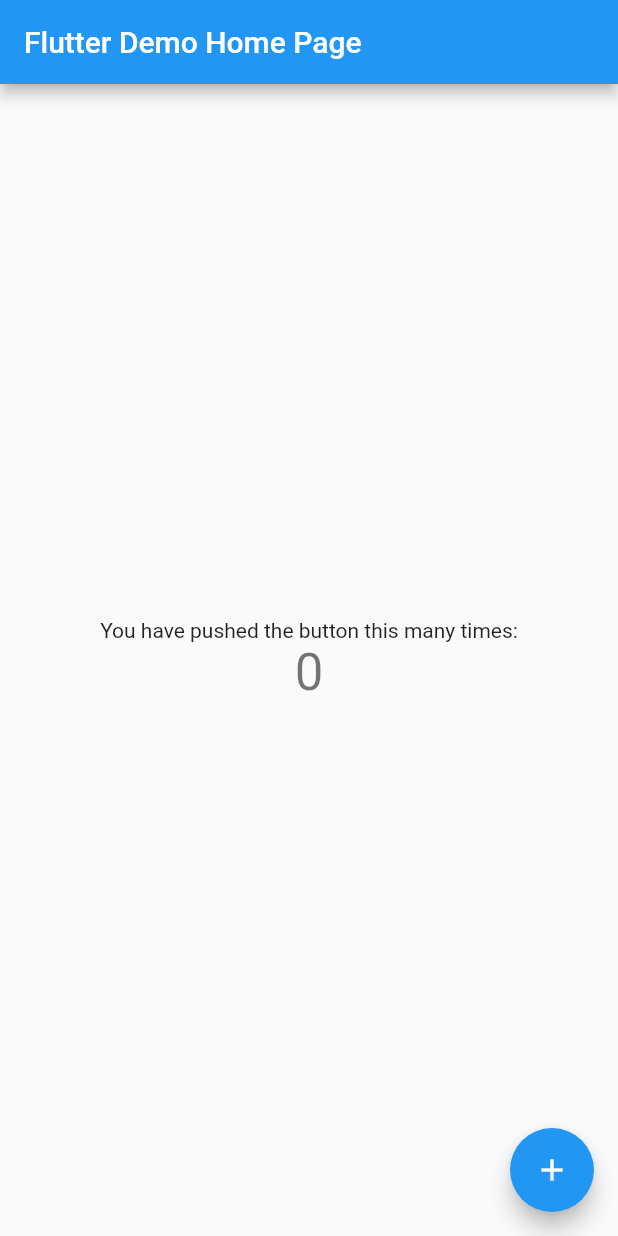
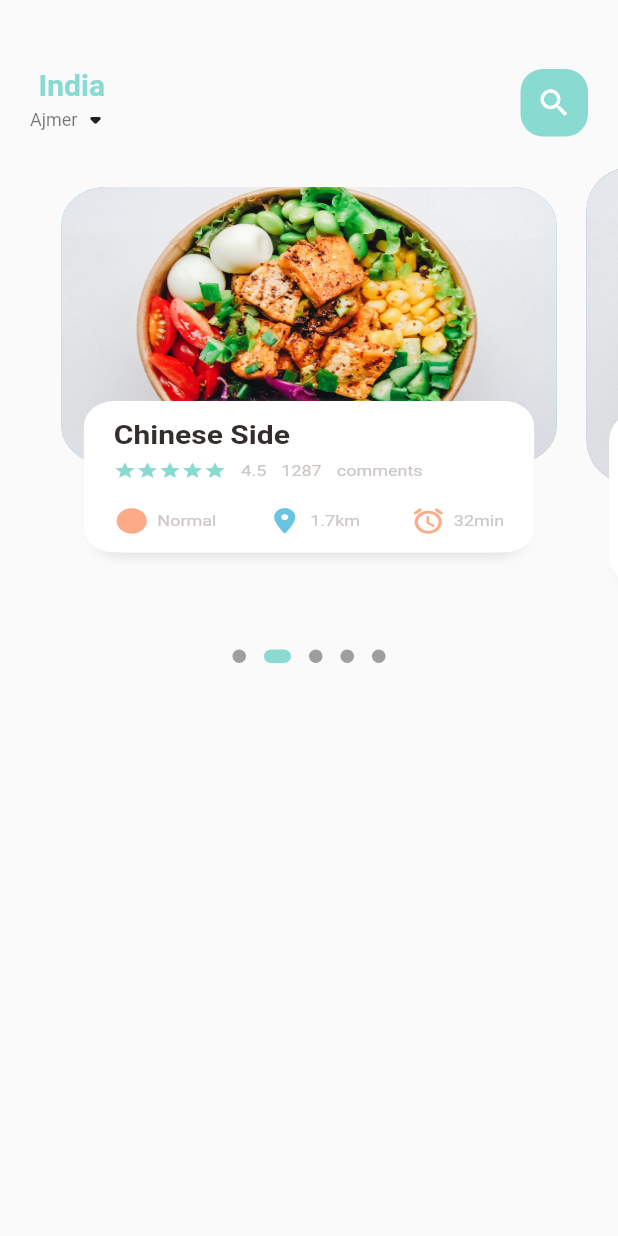
Before and after one commit to imtiyaj786/foodapp, a Flutter app: the screen it shows after launch, on a phone screen of 412 x 824 dp. Run offline on Flutter 3.47's test engine with Material 2 defaults, Android fonts, the phone set to English and light mode, and no system bars; drawn by our look-alikes of dots_indicator; Roboto replaces fonts that are missing (Montserrat).

Commit message:
create header and mid section ui

```diff
--- /dev/null
+++ b/lib/home/food_page_body.dart
@@ -0,0 +1,186 @@
+import 'package:flutter/material.dart';
+import 'package:flutter/src/widgets/framework.dart';
+import 'package:flutter/src/widgets/placeholder.dart';
+import 'package:foodapp/utils/colors.dart';
+import 'package:foodapp/widgets/big_text.dart';
+import 'package:foodapp/widgets/icon_and_text_widget.dart';
+import 'package:foodapp/widgets/small_text.dart';
+import 'package:dots_indicator/dots_indicator.dart';
+
+class FoodPageBody extends StatefulWidget {
+  const FoodPageBody({super.key});
+
+  @override
+  State<FoodPageBody> createState() => _FoodPageBody();
+}
+
+class _FoodPageBody extends State<FoodPageBody> {
+  PageController pageController = PageController(viewportFraction: 0.85);
+  var _currentPageValue = 0.8;
+  double _scaleFactor = 0.8;
+  double _height = 220;
+
+  @override
+  void initState() {
+    super.initState();
+    pageController.addListener(() {
+      setState(() {
+        _currentPageValue = pageController.page!;
+        // print("Current Page value " + _currentPageValue.toString());
+      });
+    });
+  }
+
+  @override
+  void dispose() {
+    pageController.dispose();
+    super.dispose();
+  }
+
+  @override
+  Widget build(BuildContext context) {
+    return Column(
+      children: [
+        Container(
+          // color: Colors.redAccent,
+          height: 320,
+          child: PageView.builder(
+              controller: pageController,
+              itemCount: 5,
+              itemBuilder: (context, position) {
+                return _buildPageItem(position);
+              }),
+        ),
+        new DotsIndicator(
+          dotsCount: 5,
+          position: _currentPageValue,
+          decorator: DotsDecorator(
+            activeColor: AppColors.mainColor,
+            size: const Size.square(9.0),
+            activeSize: const Size(18.0, 9.0),
+            activeShape: RoundedRectangleBorder(
+                borderRadius: BorderRadius.circular(5.0)),
+          ),
+        ),
+      ],
+    );
+  }
+
+  Widget _buildPageItem(int index) {
+    Matrix4 matrix = new Matrix4.identity();
+    if (index == _currentPageValue.floor()) {
+      var currScale = 1 - (_currentPageValue - index) * (1 - _scaleFactor);
+      var currTrans = _height * (1 - currScale) / 2;
+      matrix = Matrix4.diagonal3Values(1, currScale, 1)
+        ..setTranslationRaw(0, currTrans, 0);
+    } else if (index == _currentPageValue.floor() + 1) {
+      var currScale =
+          _scaleFactor + (_currentPageValue - index + 1) * (1 - _scaleFactor);
+      var currTrans = _height * (1 - currScale) / 2;
+      matrix = Matrix4.diagonal3Values(1, currScale, 1);
+      matrix = Matrix4.diagonal3Values(1, currScale, 1)
+        ..setTranslationRaw(0, currTrans, 0);
+    } else if (index == _currentPageValue.floor() - 1) {
+      var currScale = 1 - (_currentPageValue - index) * (1 - _scaleFactor);
+      matrix = Matrix4.diagonal3Values(1, currScale, 1);
+      matrix = Matrix4.diagonal3Values(1, currScale, 1)
+        ..setTranslationRaw(0, currScale, 0);
+    } else {
+      var currScale = 0.8;
+      matrix = Matrix4.diagonal3Values(1, currScale, 1)
+        ..setTranslationRaw(0, _height * (1 - _scaleFactor) / 2, 1);
+    }
+
+    return Transform(
+      transform: matrix,
+      child: Stack(
+        children: [
+          Container(
+            height: 220,
+            margin: EdgeInsets.only(left: 10, right: 10),
+            decoration: BoxDecoration(
+                borderRadius: BorderRadius.circular(30),
+                color: index.isEven ? Color(0xFF69c5df) : Color(0xFF9294cc),
+                image: DecorationImage(
+                    fit: BoxFit.cover,
+                    image: AssetImage("assets/image/food1.jpg"))),
+          ),
+          Align(
+            alignment: Alignment.bottomCenter,
+            child: Container(
+              height: 120,
+              margin: EdgeInsets.only(left: 30, right: 30, bottom: 30),
+              decoration: BoxDecoration(
+                borderRadius: BorderRadius.circular(20),
+                color: Colors.white,
+                boxShadow: [
+                  BoxShadow(
+                      color: Color(0xFFe8e8e8),
+                      blurRadius: 5.0,
+                      offset: Offset(0, 5)),
+                  BoxShadow(color: Colors.white, offset: Offset(-5, 0)),
+                  BoxShadow(color: Colors.white, offset: Offset(5, 0)),
+                ],
+              ),
+              child: Container(
+                padding: EdgeInsets.only(left: 15, right: 15, top: 15),
+                child: Column(
+                    crossAxisAlignment: CrossAxisAlignment.start,
+                    children: [
+                      BigText(text: "Chinese Side"),
+                      SizedBox(
+                        height: 10,
+                      ),
+                      Row(
+                        children: [
+                          Wrap(
+                              children: List.generate(
+                                  5,
+                                  (index) => Icon(
+                                        Icons.star,
+                                        color: AppColors.mainColor,
+                                        size: 15,
+                                      ))),
+                          SizedBox(
+                            width: 10,
+                          ),
+                          SmallText(text: "4.5"),
+                          SizedBox(
+                            width: 10,
+                          ),
+                          SmallText(text: "1287"),
+                          SizedBox(
+                            width: 10,
+                          ),
+                          SmallText(text: "comments")
+                        ],
+                      ),
+                      SizedBox(
+                        height: 20,
+                      ),
+                      Row(
+                        mainAxisAlignment: MainAxisAlignment.spaceBetween,
+                        children: [
+                          IconAndTextWidget(
+                              iconColor: AppColors.classColor2,
+                              text: "Normal",
+                              icon: Icons.circle_sharp),
+                          IconAndTextWidget(
+                              iconColor: AppColors.classColor,
+                              text: "1.7km",
+                              icon: Icons.location_on),
+                          IconAndTextWidget(
+                              iconColor: AppColors.classColor2,
+                              text: "32min",
+                              icon: Icons.access_alarm_rounded),
+                        ],
+                      )
+                    ]),
+              ),
+            ),
+          ),
+        ],
+      ),
+    );
+  }
+}
--- /dev/null
+++ b/lib/home/main_food_page.dart
@@ -0,0 +1,66 @@
+import 'package:flutter/material.dart';
+import 'package:flutter/src/widgets/framework.dart';
+import 'package:flutter/src/widgets/placeholder.dart';
+import 'package:foodapp/home/food_page_body.dart';
+import 'package:foodapp/utils/colors.dart';
+import 'package:foodapp/widgets/big_text.dart';
+import 'package:foodapp/widgets/small_text.dart';
+
+class MainFoodPage extends StatefulWidget {
+  const MainFoodPage({super.key});
+
+  @override
+  State<MainFoodPage> createState() => _MainFoodPage();
+}
+
+class _MainFoodPage extends State<MainFoodPage> {
+  @override
+  Widget build(BuildContext context) {
+    return Scaffold(
+        body: Column(
+      children: [
+        // Showing Header
+        Container(
+          child: Container(
+              margin: EdgeInsets.only(top: 45, bottom: 15),
+              padding: EdgeInsets.only(left: 20, right: 20),
+              child: Row(
+                mainAxisAlignment: MainAxisAlignment.spaceBetween,
+                children: [
+                  Column(
+                    children: [
+                      BigText(
+                        text: "India",
+                        color: AppColors.mainColor,
+                        size: 20,
+                      ),
+                      Row(children: [
+                        SmallText(
+                            text: "Ajmer",
+                            color: Colors.black54,
+                            size: 12,
+                            height: 1.2),
+                        Icon(Icons.arrow_drop_down_rounded)
+                      ])
+                    ],
+                  ),
+                  Center(
+                    child: Container(
+                      width: 45,
+                      height: 45,
+                      child: Icon(Icons.search, color: Colors.white),
+                      decoration: BoxDecoration(
+                        color: AppColors.mainColor,
+                        borderRadius: BorderRadius.circular(15),
+                      ),
+                    ),
+                  )
+                ],
+              )),
+        ),
+        // Showing Body
+        FoodPageBody(),
+      ],
+    ));
+  }
+}
--- a/lib/main.dart
+++ b/lib/main.dart
@@ -1,4 +1,5 @@
 import 'package:flutter/material.dart';
+import 'package:foodapp/home/main_food_page.dart';
 
 void main() {
   runApp(const MyApp());
@@ -11,105 +12,14 @@ class MyApp extends StatelessWidget {
   @override
   Widget build(BuildContext context) {
     return MaterialApp(
+      debugShowCheckedModeBanner: false,
       title: 'Flutter Demo',
       theme: ThemeData(
         // This is the theme of your application.
-        //
-        // Try running your application with "flutter run". You'll see the
-        // application has a blue toolbar. Then, without quitting the app, try
-        // changing the primarySwatch below to Colors.green and then invoke
-        // "hot reload" (press "r" in the console where you ran "flutter run",
-        // or simply save your changes to "hot reload" in a Flutter IDE).
-        // Notice that the counter didn't reset back to zero; the application
-        // is not restarted.
+
         primarySwatch: Colors.blue,
       ),
-      home: const MyHomePage(title: 'Flutter Demo Home Page'),
+      home: MainFoodPage(),
     );
   }
 }
-
-class MyHomePage extends StatefulWidget {
-  const MyHomePage({super.key, required this.title});
-
-  // This widget is the home page of your application. It is stateful, meaning
-  // that it has a State object (defined below) that contains fields that affect
-  // how it looks.
-
-  // This class is the configuration for the state. It holds the values (in this
-  // case the title) provided by the parent (in this case the App widget) and
-  // used by the build method of the State. Fields in a Widget subclass are
-  // always marked "final".
-
-  final String title;
-
-  @override
-  State<MyHomePage> createState() => _MyHomePageState();
-}
-
-class _MyHomePageState extends State<MyHomePage> {
-  int _counter = 0;
-
-  void _incrementCounter() {
-    setState(() {
-      // This call to setState tells the Flutter framework that something has
-      // changed in this State, which causes it to rerun the build method below
-      // so that the display can reflect the updated values. If we changed
-      // _counter without calling setState(), then the build method would not be
-      // called again, and so nothing would appear to happen.
-      _counter++;
-    });
-  }
-
-  @override
-  Widget build(BuildContext context) {
-    // This method is rerun every time setState is called, for instance as done
-    // by the _incrementCounter method above.
-    //
-    // The Flutter framework has been optimized to make rerunning build methods
-    // fast, so that you can just rebuild anything that needs updating rather
-    // than having to individually change instances of widgets.
-    return Scaffold(
-      appBar: AppBar(
-        // Here we take the value from the MyHomePage object that was created by
-        // the App.build method, and use it to set our appbar title.
-        title: Text(widget.title),
-      ),
-      body: Center(
-        // Center is a layout widget. It takes a single child and positions it
-        // in the middle of the parent.
-        child: Column(
-          // Column is also a layout widget. It takes a list of children and
-          // arranges them vertically. By default, it sizes itself to fit its
-          // children horizontally, and tries to be as tall as its parent.
-          //
-          // Invoke "debug painting" (press "p" in the console, choose the
-          // "Toggle Debug Paint" action from the Flutter Inspector in Android
-          // Studio, or the "Toggle Debug Paint" command in Visual Studio Code)
-          // to see the wireframe for each widget.
-          //
-          // Column has various properties to control how it sizes itself and
-          // how it positions its children. Here we use mainAxisAlignment to
-          // center the children vertically; the main axis here is the vertical
-          // axis because Columns are vertical (the cross axis would be
-          // horizontal).
-          mainAxisAlignment: MainAxisAlignment.center,
-          children: <Widget>[
-            const Text(
-              'You have pushed the button this many times:',
-            ),
-            Text(
-              '$_counter',
-              style: Theme.of(context).textTheme.headlineMedium,
-            ),
-          ],
-        ),
-      ),
-      floatingActionButton: FloatingActionButton(
-        onPressed: _incrementCounter,
-        tooltip: 'Increment',
-        child: const Icon(Icons.add),
-      ), // This trailing comma makes auto-formatting nicer for build methods.
-    );
-  }
-}
--- /dev/null
+++ b/lib/utils/colors.dart
@@ -0,0 +1,15 @@
+import 'dart:ui';
+
+class AppColors {
+  static const Color mainBlackColor = const Color(0xFF332d2b);
+  static const Color mainColor = const Color(0xFF89dad0);
+  static const Color textColor = const Color(0xFFccc7c5);
+  static const Color classColor = const Color(0xFF69c5df);
+  static const Color classColor2 = const Color(0xFFfcab88);
+  static const Color classColor1 = const Color(0xFFffd28d);
+  static const Color paraColor = const Color(0xFF8f837f);
+  static const Color buttonBackgroundColor = const Color(0xFFf7f6f4);
+  static const Color signColor = const Color(0xFFa9a29f);
+  static const Color titleColor = const Color(0xFF5c524f);
+  static const Color yellowColor = const Color(0xFFffd379);
+}
--- /dev/null
+++ b/lib/widgets/big_text.dart
@@ -0,0 +1,30 @@
+import 'package:flutter/material.dart';
+import 'package:flutter/src/widgets/framework.dart';
+import 'package:flutter/src/widgets/placeholder.dart';
+
+class BigText extends StatelessWidget {
+  Color? color;
+  final String text;
+  double size;
+  TextOverflow overflow;
+  BigText(
+      {super.key,
+      this.color = const Color(0xFF332d2b),
+      required this.text,
+      this.size = 20,
+      this.overflow = TextOverflow.ellipsis});
+
+  @override
+  Widget build(BuildContext context) {
+    return Text(
+      text,
+      maxLines: 1,
+      style: TextStyle(
+          color: color,
+          fontSize: size,
+          fontWeight: FontWeight.bold,
+          fontFamily: 'Montserrat'),
+      overflow: overflow,
+    );
+  }
+}
--- /dev/null
+++ b/lib/widgets/icon_and_text_widget.dart
@@ -0,0 +1,33 @@
+import 'package:flutter/material.dart';
+import 'package:flutter/src/widgets/framework.dart';
+import 'package:flutter/src/widgets/placeholder.dart';
+import 'package:foodapp/widgets/small_text.dart';
+
+class IconAndTextWidget extends StatelessWidget {
+  final IconData icon;
+  final String text;
+  final Color iconColor;
+  const IconAndTextWidget(
+      {super.key,
+      required this.iconColor,
+      required this.text,
+      required this.icon});
+
+  @override
+  Widget build(BuildContext context) {
+    return Row(
+      children: [
+        Icon(
+          icon,
+          color: iconColor,
+        ),
+        SizedBox(
+          width: 5,
+        ),
+        SmallText(
+          text: text,
+        ),
+      ],
+    );
+  }
+}
--- /dev/null
+++ b/lib/widgets/small_text.dart
@@ -0,0 +1,28 @@
+import 'package:flutter/material.dart';
+import 'package:flutter/src/widgets/framework.dart';
+import 'package:flutter/src/widgets/placeholder.dart';
+
+class SmallText extends StatelessWidget {
+  Color? color;
+  final String text;
+  double size;
+  double height;
+  SmallText(
+      {super.key,
+      this.color = const Color(0xFFccc7c5),
+      required this.text,
+      this.size = 12,
+      this.height = 1.2});
+
+  @override
+  Widget build(BuildContext context) {
+    return Text(
+      text,
+      style: TextStyle(
+          color: color,
+          fontSize: size,
+          fontFamily: 'Montserrat',
+          height: height),
+    );
+  }
+}
```
Also changed, not shown: pubspec.yaml (+5 -7 lines), assets/image/food1.jpg (added), assets/image/food2.jpg (added), assets/image/food3.jpg (added), assets/image/food4.jpg (added), assets/image/food5.jpg (added), pubspec.lock.
